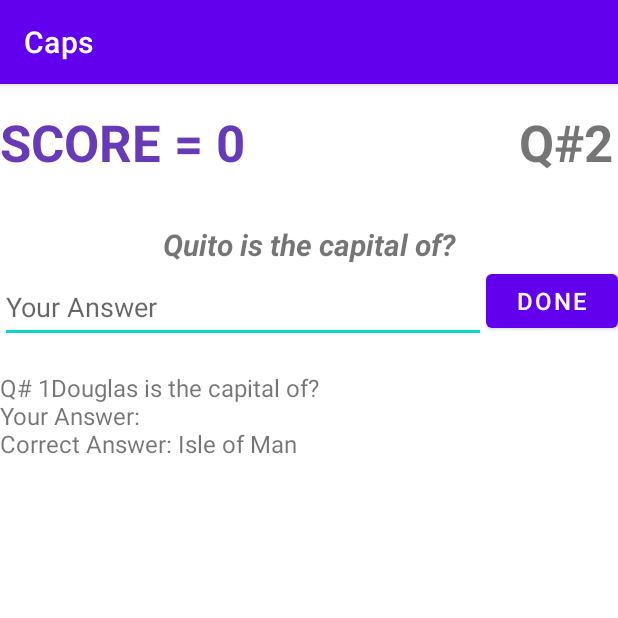
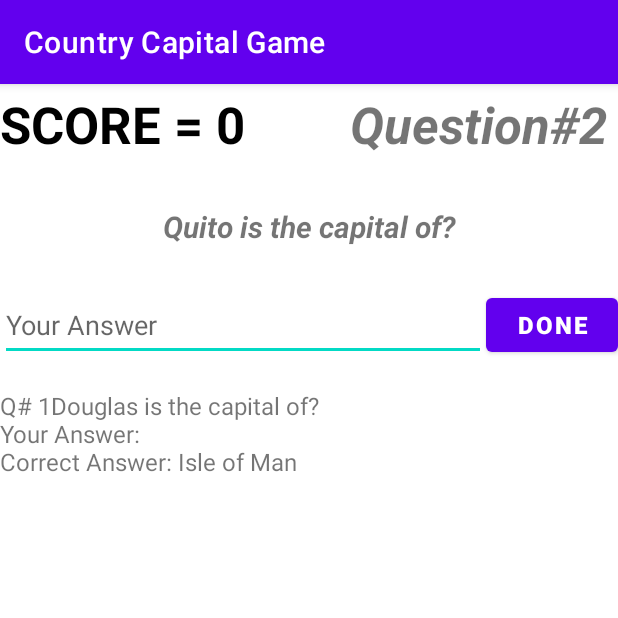
Before and after one commit to tamjid12/Android_App, an Android app: the screen it shows after launch (MainActivity), after a tap on "DONE", on a phone screen of 412 x 824 dp, the top half of it. Run offline under Robolectric (Android 15) with nearby library versions, the phone set to English and light mode, and no system bars.

Commit message:
name changes and adjustments

```diff
--- a/Caps/app/src/main/java/com/example/caps/MainActivity.java
+++ b/Caps/app/src/main/java/com/example/caps/MainActivity.java
@@ -33,11 +33,11 @@ public class MainActivity extends AppCompatActivity {
 
         ((TextView) findViewById(R.id.question)).setText(question);
         qNum++;
-        String questionNumber = "Q#" + qNum;
+        String questionNumber = "Question#" + qNum;
         ((TextView) findViewById(R.id.qNum)).setText(questionNumber);
     }
 
-    public void glue(View v) {
+    public void next(View v) {
         String playerAnswer = ((EditText) findViewById(R.id.answer)).getText().toString().toUpperCase();
         answer = game.getAnswer();
         log = "\nQ#" + " " + qNum + Question + "\n" + "Your Answer: " + playerAnswer
--- a/Caps/app/src/main/res/layout/activity_main.xml
+++ b/Caps/app/src/main/res/layout/activity_main.xml
@@ -10,10 +10,10 @@
         android:id="@+id/score"
         android:layout_width="wrap_content"
         android:layout_height="wrap_content"
-        android:layout_marginTop="16dp"
+        android:layout_marginTop="4dp"
         android:text="SCORE = 0"
         android:textAlignment="viewStart"
-        android:textColor="#673AB7"
+        android:textColor="#000000"
         android:textSize="34sp"
         android:textStyle="bold"
         app:layout_constraintEnd_toEndOf="parent"
@@ -25,13 +25,14 @@
         android:id="@+id/qNum"
         android:layout_width="wrap_content"
         android:layout_height="wrap_content"
-        android:layout_marginTop="16dp"
+        android:layout_marginTop="4dp"
         android:text="Q# 1"
         android:textAlignment="viewEnd"
+        android:textAllCaps="false"
         android:textSize="34sp"
-        android:textStyle="bold"
+        android:textStyle="bold|italic"
         app:layout_constraintEnd_toEndOf="parent"
-        app:layout_constraintHorizontal_bias="0.983"
+        app:layout_constraintHorizontal_bias="0.909"
         app:layout_constraintStart_toEndOf="@+id/score"
         app:layout_constraintTop_toTopOf="parent" />
 
@@ -52,7 +53,7 @@
         android:id="@+id/answer"
         android:layout_width="0dp"
         android:layout_height="wrap_content"
-        android:layout_marginTop="4dp"
+        android:layout_marginTop="28dp"
         android:ems="10"
         android:hint="Your Answer"
         android:inputType="textPersonName"
@@ -66,9 +67,11 @@
         android:id="@+id/done"
         android:layout_width="wrap_content"
         android:layout_height="wrap_content"
-        android:onClick="glue"
+        android:layout_marginTop="28dp"
+        android:onClick="next"
         android:text="Done"
         android:textSize="16sp"
+        android:textStyle="bold"
         app:layout_constraintEnd_toEndOf="parent"
         app:layout_constraintTop_toBottomOf="@+id/question" />
 
--- a/Caps/app/src/main/res/values/strings.xml
+++ b/Caps/app/src/main/res/values/strings.xml
@@ -1,3 +1,4 @@
 <resources>
-    <string name="app_name">Caps</string>
+    <string name="app_name">Country Capital Game</string>
+    <string name="country_capital_game">Country Capital Game</string>
 </resources>
```
